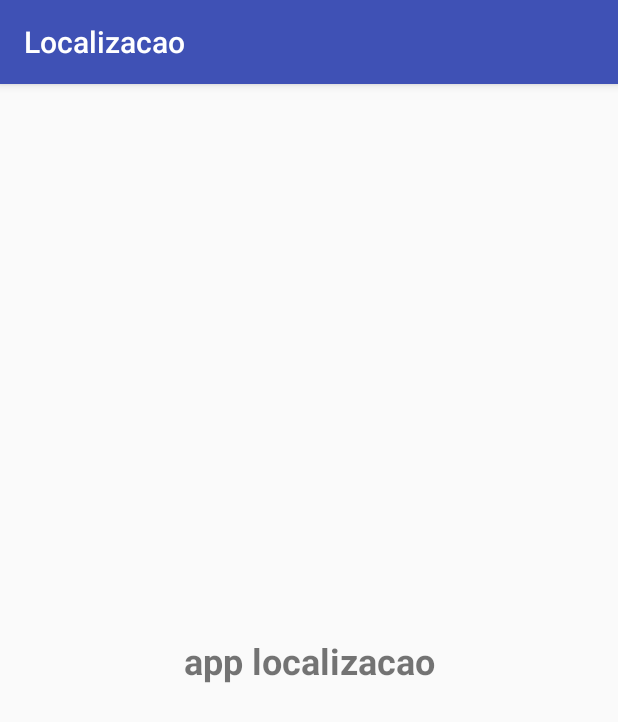
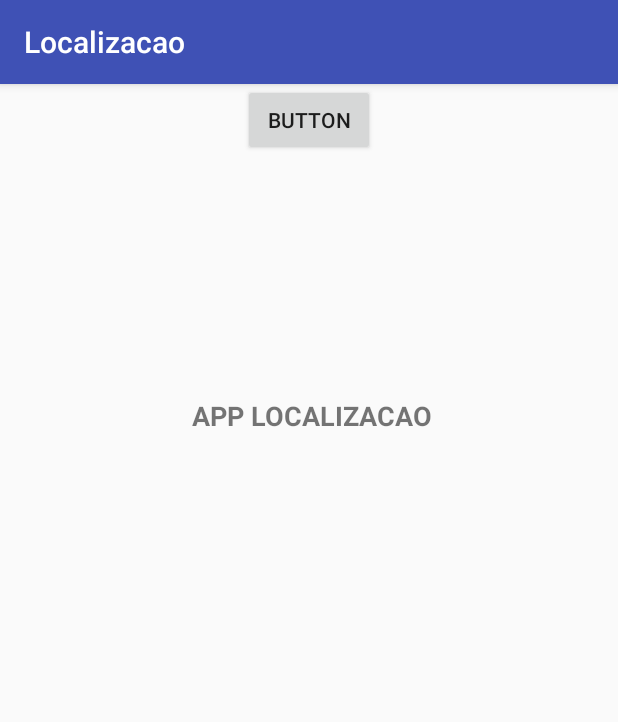
Before and after one commit to EdivaldoJunior02/LocalizacaoApp, an Android app: the screen it shows after launch (MainActivity), on a phone screen of 412 x 824 dp. Shown: the top 722 px of the screen. Run offline under Robolectric (Android 15) with nearby library versions, the phone set to English and light mode, and no system bars.

Commit message:
criação do projeto.

```diff
--- a/app/src/main/java/com/example/aluno/localizacao/MainActivity.java
+++ b/app/src/main/java/com/example/aluno/localizacao/MainActivity.java
@@ -9,5 +9,6 @@ public class MainActivity extends AppCompatActivity {
     protected void onCreate(Bundle savedInstanceState) {
         super.onCreate(savedInstanceState);
         setContentView(R.layout.activity_main);
+
     }
 }
--- a/app/src/main/res/layout/activity_main.xml
+++ b/app/src/main/res/layout/activity_main.xml
@@ -7,15 +7,31 @@
     tools:context="com.example.aluno.localizacao.MainActivity">
 
     <TextView
+        android:layout_width="180dp"
+        android:layout_height="31dp"
+        android:layout_marginLeft="8dp"
+        android:layout_marginRight="8dp"
+        android:text="app localizacao"
+        android:textAlignment="center"
+        android:textAllCaps="true"
+        android:textSize="18sp"
+        android:textStyle="bold"
+        app:layout_constraintBottom_toBottomOf="parent"
+        app:layout_constraintHorizontal_bias="0.505"
+        app:layout_constraintLeft_toLeftOf="parent"
+        app:layout_constraintRight_toRightOf="parent"
+        app:layout_constraintTop_toTopOf="parent"
+        app:layout_constraintVertical_bias="0.283" />
+
+    <Button
+        android:id="@+id/button"
         android:layout_width="wrap_content"
         android:layout_height="wrap_content"
-        android:text="app localizacao"
-        android:textAllCaps="false"
-        android:textSize="24sp"
-        android:textStyle="bold"
-        app:layout_constraintBottom_toBottomOf="parent"
+        android:text="Button"
+        tools:layout_editor_absoluteY="183dp"
+        android:layout_marginLeft="8dp"
         app:layout_constraintLeft_toLeftOf="parent"
-        app:layout_constraintRight_toRightOf="parent"
-        app:layout_constraintTop_toTopOf="parent" />
+        android:layout_marginRight="8dp"
+        app:layout_constraintRight_toRightOf="parent" />
 
 </android.support.constraint.ConstraintLayout>
```
